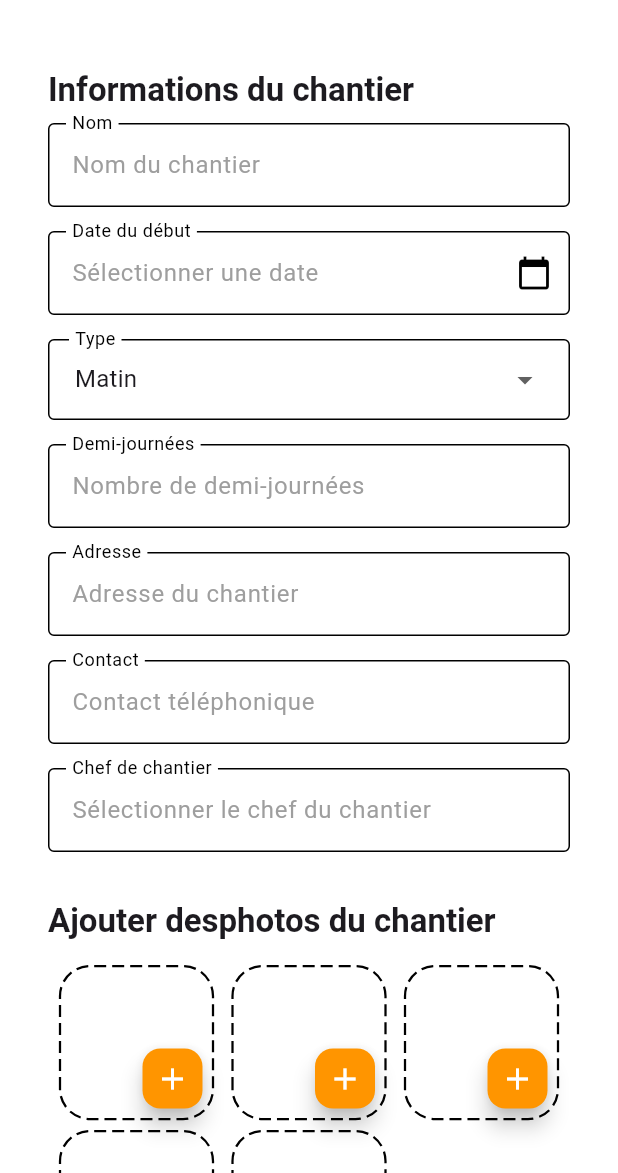
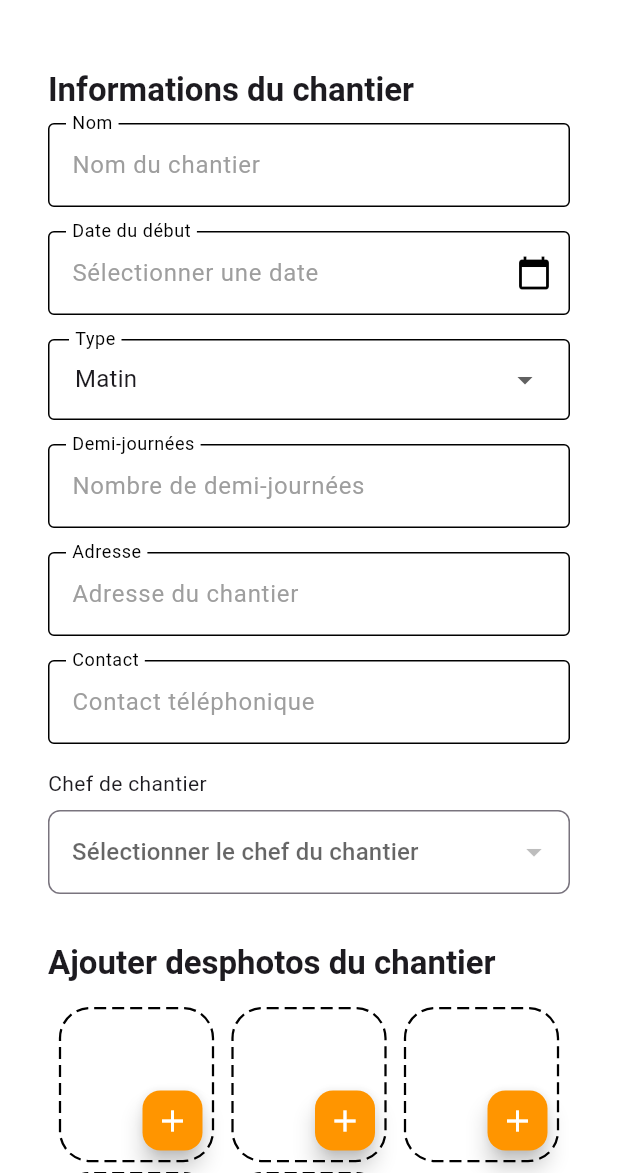
Before and after one commit to MATGILL/Chantier-Plus, a Flutter app: the NewConstructionSitePage screen opened directly, on a phone screen of 412 x 824 dp, the part 63-1236 px from its top. Run offline on Flutter 3.47's test engine with Material 3 defaults, Android fonts, the phone set to English and light mode, and no system bars; drawn by our look-alikes of dotted_border, flutter_typeahead; our stand-ins replace cloud_firestore, equatable, firebase_auth, firebase_core, firebase_storage, flutter_bloc and 3 more; missing offline and left inert: mapbox_search; accounts and stored records are empty.

Commit message:
:sparkles: feat : creation constructionSite ok

```diff
--- a/lib/features/construction_site management/data/source/photo_firebase_storage.dart
+++ b/lib/features/construction_site management/data/source/photo_firebase_storage.dart
@@ -41,7 +41,7 @@ class PhotoFirebaseStorage implements PhotoRepository {
       // Crée un chemin structuré
       final photoRef = _firebaseStorage
           .ref()
-          .child('anomalies/$constructionSiteId/${photo.name}');
+          .child('constructionSites/$constructionSiteId/${photo.name}');
 
       try {
         await photoRef.putFile(File(photo.path));
--- a/lib/features/construction_site management/presentation/pages/new_construction_site_screen.dart
+++ b/lib/features/construction_site management/presentation/pages/new_construction_site_screen.dart
@@ -27,7 +27,20 @@ class NewConstructionSitePage extends StatelessWidget {
         appBar: AppBar(
           title: const Text("Créer un chantier"),
         ),
-      body: SingleChildScrollView(
+        body: BlocBuilder<NewConstructionBloc, NewConstructionState>(
+            builder: (context, state) {
+          if (state.isSuccess) {
+            WidgetsBinding.instance.addPostFrameCallback((_) {
+              Navigator.of(context).pop();
+            });
+          }
+          if (state.isError) {
+            ScaffoldMessenger.of(context).showSnackBar(
+              const SnackBar(
+                  content: Text("Erreur while creating the constructionSIte")),
+            );
+          }
+          return SingleChildScrollView(
             padding: EdgeInsets.all(16.0),
             child: Column(
               children: [
@@ -46,22 +59,29 @@ class NewConstructionSitePage extends StatelessWidget {
                 // // Etape 3 : Ressources
                 const NewConstructionSiteStepThree(),
 
-            //Etape 4
-
-            // Bouton pour avancer
-            Center(
-              child: ElevatedButton(
-                  onPressed: () {
+                ElevatedButton(
+                  onPressed: state.isSubmitting
+                      ? null // Désactiver le bouton si isSubmitting est true
+                      : () {
                           context
                               .read<NewConstructionBloc>()
                               .add(SubmitConstructionSite());
                         },
-                  child: Text("Envoyer")),
+                  child: state.isSubmitting
+                      ? const SizedBox(
+                          width: 20,
+                          height: 20,
+                          child: CircularProgressIndicator(
+                            color: Colors.white, // Couleur du loader
+                            strokeWidth: 2, // Épaisseur du loader
+                          ),
                         )
+                      : const Text("Envoyer"),
+                ),
               ],
             ),
-      ),
           );
+        }));
   }
 }
 
--- a/lib/features/construction_site management/presentation/widgets/chef_selection.dart
+++ b/lib/features/construction_site management/presentation/widgets/chef_selection.dart
@@ -1,59 +1,53 @@
-import 'package:chantier_plus/common/widgets/inputs/cutom_text_form_field.dart';
+import 'package:flutter/material.dart';
+import 'package:flutter_bloc/flutter_bloc.dart';
 import 'package:chantier_plus/features/auth/domain/entities/user.dart';
 import 'package:chantier_plus/features/construction_site%20management/presentation/bloc/new_construction_site_bloc/new_construction_site_bloc.dart';
-import 'package:flutter/material.dart';
-import 'package:flutter_bloc/flutter_bloc.dart';
-import 'package:flutter_typeahead/flutter_typeahead.dart';
 
 class ChefSelection extends StatelessWidget {
-  const ChefSelection({super.key});
+  const ChefSelection({Key? key}) : super(key: key);
 
   @override
   Widget build(BuildContext context) {
     return BlocBuilder<NewConstructionBloc, NewConstructionState>(
       builder: (context, state) {
-        // Vérifier si l'état contient une liste d'utilisateurs
-        List<UserEntity> users = state.chefs; // Liste des utilisateurs
-
-        // Créer un controller pour le champ de texte
-        TextEditingController controller = TextEditingController();
+        // Liste des utilisateurs (chefs)
+        final List<UserEntity> users = state.chefs;
 
         return Padding(
           padding: const EdgeInsets.all(16.0),
-          child: TypeAheadField<UserEntity>(
-            builder: (context, controller, focusNode) {
-              if (state.selectedChef != null) {
-                state.selectedChef!.fullName!;
-              }
-              return CustomTextFormField(
-                errorMessage: state.errorChef,
-                controller: controller,
-                focusNode: focusNode,
-                hintText: "Sélectionner le chef du chantier",
-                labelText: "Chef de chantier",
-              );
-            },
-            // Utilisation de textFieldBuilder au lieu de textFieldConfiguration
-            suggestionsCallback: (pattern) {
-              // Conversion de l'Iterable en List pour le retour
-              return users
-                  .where((user) => user.fullName!
-                      .toLowerCase()
-                      .contains(pattern.toLowerCase()))
-                  .toList();
-            },
-            itemBuilder: (context, UserEntity suggestion) {
-              return ListTile(
-                title: Text(suggestion.fullName!),
-              );
-            },
-            // Ajout du paramètre onSelected pour gérer la sélection
-            onSelected: (UserEntity chef) {
-              // Mettre à jour le texte du contrôleur avec le nom du chef sélectionné
-
-              // Vous pouvez maintenant ajouter l'événement au bloc
-              context.read<NewConstructionBloc>().add(SelectChef(chef));
-            },
+          child: Column(
+            crossAxisAlignment: CrossAxisAlignment.start,
+            children: [
+              const Text(
+                "Chef de chantier",
+              ),
+              const SizedBox(height: 8),
+              DropdownButtonFormField<UserEntity>(
+                value: state.selectedChef, // Chef sélectionné actuellement
+                isExpanded: true,
+                hint: const Text("Sélectionner le chef du chantier"),
+                items: users.map((UserEntity user) {
+                  return DropdownMenuItem<UserEntity>(
+                    value: user,
+                    child: Text(user.fullName ?? ""),
+                  );
+                }).toList(),
+                onChanged: (UserEntity? selectedChef) {
+                  if (selectedChef != null) {
+                    // Ajouter un événement au bloc avec le chef sélectionné
+                    context
+                        .read<NewConstructionBloc>()
+                        .add(SelectChef(selectedChef));
+                  }
+                },
+                decoration: InputDecoration(
+                  errorText: state.errorChef, // Affiche l'erreur si nécessaire
+                  border: OutlineInputBorder(
+                    borderRadius: BorderRadius.circular(8.0),
+                  ),
+                ),
+              ),
+            ],
           ),
         );
       },
```
Also changed, not shown: lib/features/auth/data/source/auth_firebase_service.dart (+7 -3 lines). Lines whose indentation alone changed are shown as unchanged.
